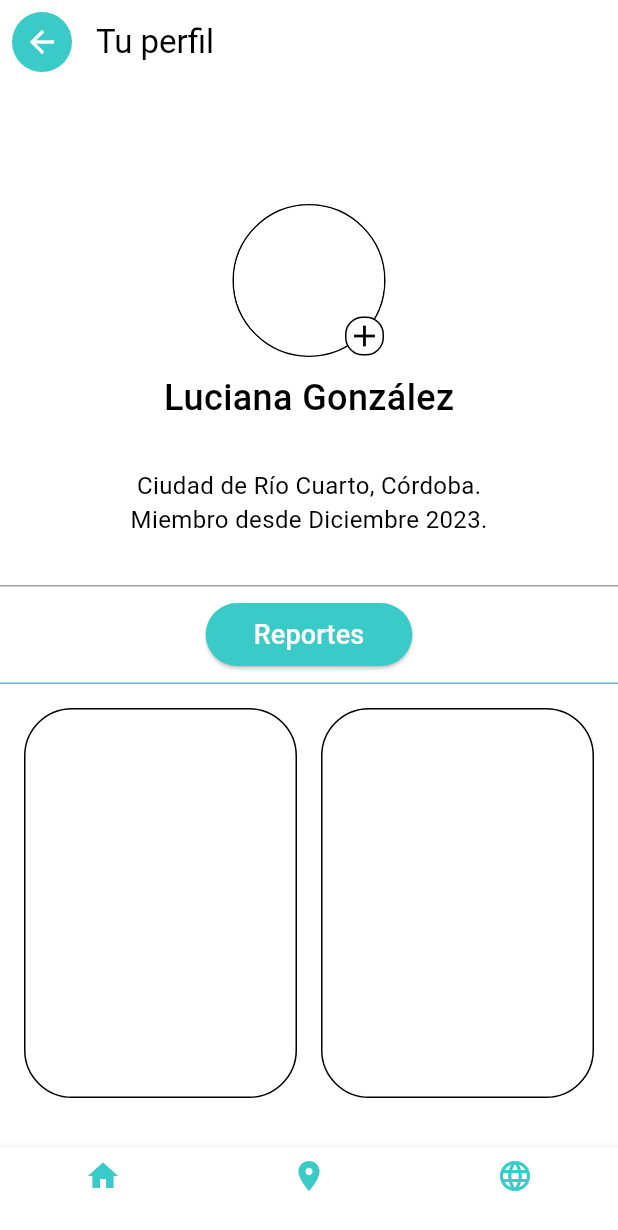
After one commit to tomyrodeghiero/seguridad_vecinal, a Flutter app: the ProfileScreen screen opened by its route, on a phone screen of 412 x 824 dp. The commit adds this screen. Shown: the top 1230 px of the screen. Run offline on Flutter 3.47's test engine with Material 3 defaults, Android fonts, the phone set to English and light mode, and no system bars.

Commit message:
Add Profile Screen

```diff
--- a/lib/main.dart
+++ b/lib/main.dart
@@ -2,6 +2,7 @@ import 'package:flutter/material.dart';
 import 'package:seguridad_vecinal/screens/login_screen.dart';
 import 'package:seguridad_vecinal/screens/onboarding_screen.dart';
 import 'package:seguridad_vecinal/screens/personal_info_screen.dart';
+import 'package:seguridad_vecinal/screens/profile_screen.dart';
 import 'package:seguridad_vecinal/screens/register_screen.dart';
 
 void main() => runApp(MyApp());
@@ -20,6 +21,7 @@ class MyApp extends StatelessWidget {
         '/register': (context) => RegisterScreen(),
         '/personalInfoScreen': (context) => PersonalInfoScreen(),
         '/onboarding': (context) => OnboardingScreen(),
+        '/profile': (context) => ProfileScreen(),
       },
     );
   }
--- a/lib/screens/onboarding_screen.dart
+++ b/lib/screens/onboarding_screen.dart
@@ -1,5 +1,6 @@
 import 'package:flutter/material.dart';
 import 'package:seguridad_vecinal/colors.dart';
+import 'package:seguridad_vecinal/screens/profile_screen.dart';
 
 void main() => runApp(MyApp());
 
@@ -88,7 +89,10 @@ class _OnboardingScreenState extends State<OnboardingScreen> {
                         ),
                         child: Icon(Icons.check, color: Colors.white),
                         onPressed: () {
-                          // TODO: Add rest login of Onboarding
+                          Navigator.of(context)
+                              .pushReplacement(MaterialPageRoute(
+                            builder: (context) => ProfileScreen(),
+                          ));
                         },
                       ),
               ),
--- /dev/null
+++ b/lib/screens/profile_screen.dart
@@ -0,0 +1,188 @@
+import 'package:flutter/material.dart';
+import 'package:seguridad_vecinal/colors.dart';
+
+class ProfileScreen extends StatelessWidget {
+  @override
+  Widget build(BuildContext context) {
+    return Scaffold(
+      appBar: AppBar(
+        title: Padding(
+          padding: const EdgeInsets.symmetric(horizontal: 8.0),
+          child: Text('Tu perfil', style: TextStyle(color: Colors.black)),
+        ),
+        leading: Container(
+          margin: EdgeInsets.all(8),
+          decoration: BoxDecoration(
+            color: AppColors.waterGreen400,
+            borderRadius: BorderRadius.circular(100),
+          ),
+          child: IconButton(
+            icon: Icon(Icons.arrow_back, color: Colors.white),
+            onPressed: () {
+              Navigator.of(context).pop();
+            },
+          ),
+        ),
+        leadingWidth: 56,
+        backgroundColor: Colors.white,
+        elevation: 0,
+        titleSpacing: 0,
+        centerTitle: false,
+      ),
+      body: Container(
+        color: Colors.white, // Set the background color to white
+        child: Column(
+          children: <Widget>[
+            SizedBox(height: 80), // Provide spacing from the top
+            Stack(
+              alignment:
+                  Alignment.center, // Align the stack contents to the center
+              children: <Widget>[
+                Container(
+                  decoration: BoxDecoration(
+                    shape: BoxShape.circle,
+                    border: Border.all(
+                      color: Colors.black, // Border color
+                      width: 1.0, // Border width
+                    ),
+                  ),
+                  child: CircleAvatar(
+                    radius: 50,
+                    backgroundColor: Colors
+                        .white, // Set the avatar background color to white
+                    child: Stack(
+                      children: <Widget>[
+                        // If you have an image to display, it should go here
+                        Align(
+                          alignment: Alignment.bottomRight,
+                          child: Container(
+                            decoration: BoxDecoration(
+                              color: Colors
+                                  .white, // Background color for the '+' icon
+                              border: Border.all(
+                                color: Colors
+                                    .black, // Color of the border around the '+' icon
+                              ),
+                              borderRadius: BorderRadius.circular(
+                                  12), // Circular border radius for the '+' icon background
+                            ),
+                            child: Icon(
+                              Icons.add,
+                              color: Colors.black, // Icon color is black
+                              size: 24, // Icon size can be adjusted
+                            ),
+                          ),
+                        ),
+                      ],
+                    ),
+                  ),
+                ),
+              ],
+            ),
+            SizedBox(height: 10), // Provide spacing between avatar and name
+            Text(
+              'Luciana González',
+              style: TextStyle(
+                  fontSize: 24,
+                  fontWeight: FontWeight.w500,
+                  color: Colors.black),
+            ),
+
+            SizedBox(height: 30),
+            Text('Ciudad de Río Cuarto, Córdoba.',
+                style: TextStyle(color: Colors.black, fontSize: 16.0)),
+            Text('Miembro desde Diciembre 2023.',
+                style: TextStyle(color: Colors.black, fontSize: 16.0)),
+            SizedBox(height: 32.0), // Provide spacing before the button
+            Container(
+              height: 1.0,
+              color: Colors.grey, // Top border color grey
+            ),
+            Padding(
+              padding: EdgeInsets.symmetric(
+                  vertical: 8.0,
+                  horizontal:
+                      16.0), // Adds margin vertically and horizontal padding around the button
+              child: Center(
+                // Center the button within the Padding
+                child: ElevatedButton(
+                  style: ElevatedButton.styleFrom(
+                    primary: AppColors
+                        .waterGreen400, // Set button background color to watergreen400
+                    onPrimary: Colors.white, // Set text color to white
+                    padding: EdgeInsets.symmetric(
+                        vertical: 8.0,
+                        horizontal:
+                            32.0), // Add padding inside the button for height
+                  ),
+                  onPressed: () {
+                    // Handle reports
+                  },
+                  child: Text(
+                    'Reportes',
+                    style: TextStyle(
+                      fontSize: 18.0, // Increase font size here
+                      // You can also adjust other text properties if needed
+                    ),
+                  ),
+                ),
+              ),
+            ),
+
+            Container(
+              height: 1.0,
+              color:
+                  AppColors.waterGreen400, // Bottom border color watergreen400
+            ),
+
+            Expanded(
+              child: Padding(
+                padding: EdgeInsets.symmetric(
+                    horizontal: 16.0,
+                    vertical: 16.0), // Horizontal padding around all cards
+                child: GridView.count(
+                  crossAxisCount: 2,
+                  childAspectRatio:
+                      0.7, // Smaller value means wider cards, larger value means taller cards
+                  crossAxisSpacing: 16, // Horizontal space between the cards
+                  mainAxisSpacing: 16, // Vertical space between the cards
+                  children: List.generate(2, (index) {
+                    return Container(
+                      decoration: BoxDecoration(
+                        color: Colors.white, // Card background color
+                        border: Border.all(color: Colors.black), // Black border
+                        borderRadius:
+                            BorderRadius.circular(32), // Border radius
+                      ),
+                      child: Center(),
+                    );
+                  }),
+                ),
+              ),
+            ),
+          ],
+        ),
+      ),
+      bottomNavigationBar: BottomNavigationBar(
+        backgroundColor: Colors.white,
+        items: const <BottomNavigationBarItem>[
+          BottomNavigationBarItem(
+            icon: Icon(Icons.home, color: AppColors.waterGreen400),
+            label: '',
+          ),
+          BottomNavigationBarItem(
+            icon: Icon(Icons.location_on, color: AppColors.waterGreen400),
+            label: '',
+          ),
+          BottomNavigationBarItem(
+            icon: Icon(Icons.language, color: AppColors.waterGreen400),
+            label: '',
+          ),
+        ],
+        selectedItemColor: AppColors.waterGreen400,
+        unselectedItemColor: Colors.grey,
+        showUnselectedLabels: true,
+      ),
+    );
+  }
+}
```
